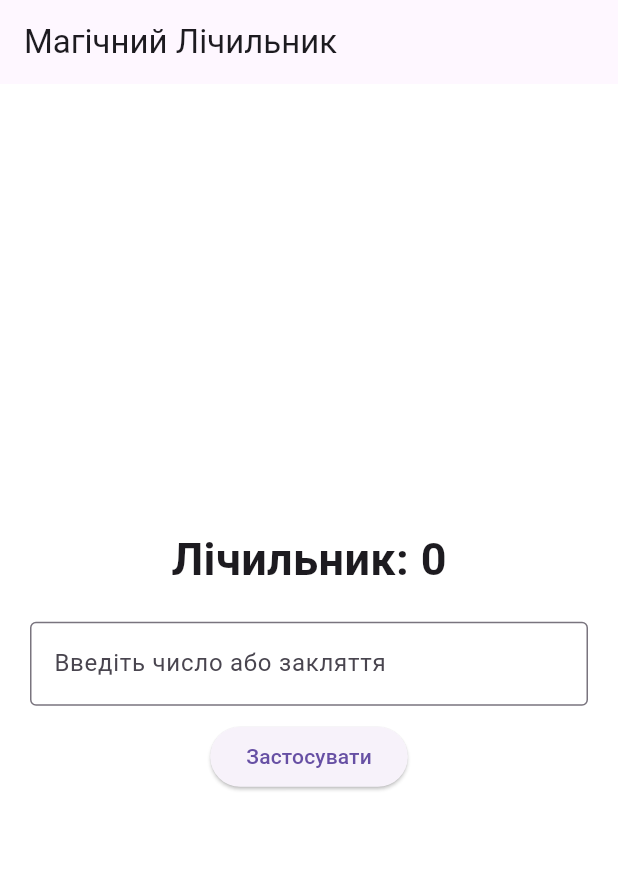
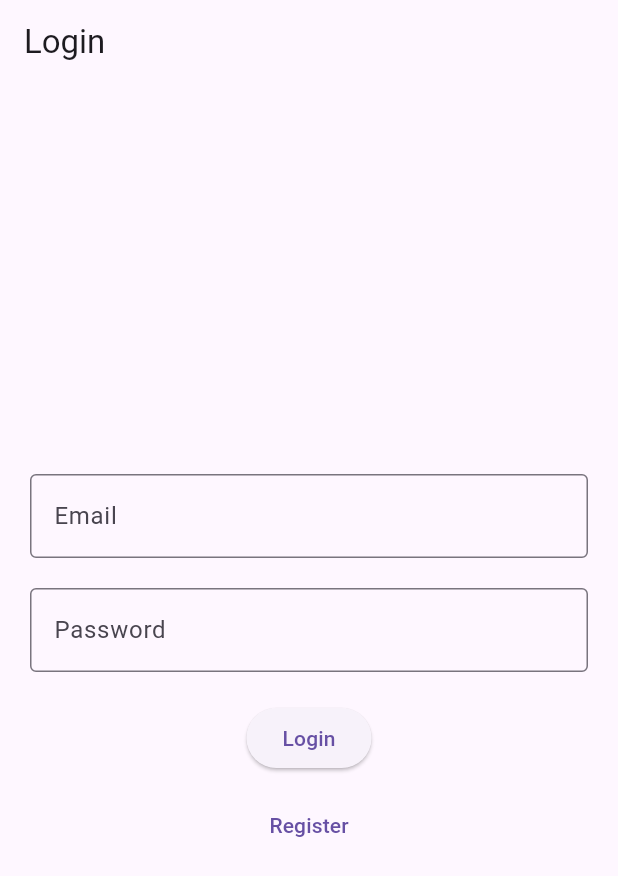
Before and after one commit to den4ik1517/Mobile_Labs, a Flutter app: the screen it shows after launch, on a phone screen of 412 x 824 dp. Shown: the top 876 px of the screen. Run offline on Flutter 3.47's test engine with Material 3 defaults, Android fonts, the phone set to English and light mode, and no system bars.

Commit message:
лаба 2 логістика

```diff
--- a/lib/main.dart
+++ b/lib/main.dart
@@ -1,113 +1,241 @@
-import 'dart:math';
 import 'package:flutter/material.dart';
 
 void main() {
-  runApp(const MyApp());
+  runApp(const LogisticsApp());
 }
 
-class MyApp extends StatelessWidget {
-  const MyApp({super.key});
+class LogisticsApp extends StatelessWidget {
+  const LogisticsApp({super.key});
 
   @override
   Widget build(BuildContext context) {
-    return const MaterialApp(
+    return MaterialApp(
       debugShowCheckedModeBanner: false,
-      home: CounterScreen(),
+      title: 'Logistics App',
+      theme: ThemeData(primarySwatch: Colors.blue),
+      initialRoute: '/',
+      routes: {
+        '/': (context) => const LoginPage(),
+        '/register': (context) => const RegisterPage(),
+        '/profile': (context) => const ProfilePage(),
+        '/home': (context) => const HomePage(),
+      },
     );
   }
 }
 
-class CounterScreen extends StatefulWidget {
-  const CounterScreen({super.key});
-
-  @override
-  CounterScreenState createState() => CounterScreenState();
+class User {
+  static String name = '';
+  static String email = '';
 }
 
-class CounterScreenState extends State<CounterScreen> {
-  int _counter = 0;
-  final TextEditingController _controller = TextEditingController();
-  Color _bgColor = Colors.white;
-  final Random _random = Random();
-
-  void _processInput() {
-    final String input = _controller.text.trim();
-    setState(() {
-      switch (input) {
-        case 'Avada Kedavra':
-          _counter = 0;
-          _bgColor = Colors.redAccent;
-          break;
-        case 'Wingardium Leviosa':
-          final int randomValue = _random.nextInt(10) + 1;
-          _counter += randomValue;
-          _bgColor = Colors.lightBlueAccent;
-          break;
-        case 'Expelliarmus':
-          _counter = (_counter >= 5) ? _counter - 5 : 0;
-          _bgColor = Colors.orangeAccent;
-          break;
-        case 'Lumos':
-          _bgColor = Colors.white;
-          break;
-        case 'Nox':
-          _bgColor = Colors.black;
-          break;
-        case 'Protego':
-          _counter *= 2;
-          _bgColor = Colors.purpleAccent;
-          break;
-        default:
-          final int? number = int.tryParse(input);
-          if (number != null) {
-            _counter += number;
-            _bgColor = Colors.greenAccent;
-          } else {
-            _bgColor = Colors.yellowAccent;
-          }
-      }
-      _controller.clear();
-    });
-  }
+class LoginPage extends StatelessWidget {
+  const LoginPage({super.key});
 
   @override
   Widget build(BuildContext context) {
     return Scaffold(
-      appBar: AppBar(title: const Text('Магічний Лічильник')),
-      body: AnimatedContainer(
-        duration: const Duration(milliseconds: 500),
-        color: _bgColor,
-        child: Center(
-          child: Column(
-            mainAxisSize: MainAxisSize.min,
-            children: [
-              Text(
-                'Лічильник: $_counter',
-                style: const TextStyle(
-                  fontSize: 30,
-                  fontWeight: FontWeight.bold,
-                ),
-              ),
-              const SizedBox(height: 20),
-              Padding(
-                padding: const EdgeInsets.symmetric(horizontal: 20),
-                child: TextField(
-                  controller: _controller,
-                  decoration: const InputDecoration(
-                    border: OutlineInputBorder(),
-                    hintText: 'Введіть число або закляття',
-                  ),
-                ),
-              ),
-              const SizedBox(height: 10),
-              ElevatedButton(
-                onPressed: _processInput,
-                child: const Text('Застосувати'),
-              ),
-            ],
-          ),
+      appBar: AppBar(title: const Text('Login')),
+      body: Center(
+        child: Column(
+          mainAxisAlignment: MainAxisAlignment.center,
+          children: [
+            const InputField(hintText: 'Email'),
+            const InputField(hintText: 'Password', obscureText: true),
+            ActionButton(
+              text: 'Login',
+              onPressed: () {
+                Navigator.pushNamed(context, '/home');
+              },
+            ),
+            TextButton(
+              onPressed: () => Navigator.pushNamed(context, '/register'),
+              child: const Text('Register'),
+            ),
+          ],
         ),
       ),
     );
   }
 }
+
+class RegisterPage extends StatelessWidget {
+  const RegisterPage({super.key});
+
+  @override
+  Widget build(BuildContext context) {
+    final TextEditingController nameController = TextEditingController();
+    final TextEditingController emailController = TextEditingController();
+    final TextEditingController passwordController = TextEditingController();
+
+    return Scaffold(
+      appBar: AppBar(title: const Text('Register')),
+      body: Center(
+        child: Column(
+          mainAxisAlignment: MainAxisAlignment.center,
+          children: [
+            InputField(controller: nameController, hintText: 'Name'),
+            InputField(controller: emailController, hintText: 'Email'),
+            InputField(
+              controller: passwordController,
+              hintText: 'Password',
+              obscureText: true,
+            ),
+            ActionButton(
+              text: 'Register',
+              onPressed: () {
+                User.name = nameController.text;
+                User.email = emailController.text;
+                Navigator.pushNamed(context, '/profile');
+              },
+            ),
+          ],
+        ),
+      ),
+    );
+  }
+}
+
+class ProfilePage extends StatelessWidget {
+  const ProfilePage({super.key});
+
+  @override
+  Widget build(BuildContext context) {
+    return Scaffold(
+      appBar: AppBar(title: const Text('Profile')),
+      body: Padding(
+        padding: const EdgeInsets.all(20.0),
+        child: Column(
+          crossAxisAlignment: CrossAxisAlignment.start,
+          children: [
+            const Center(child: Icon(Icons.account_circle, size: 100)),
+            const SizedBox(height: 20),
+            Text('Name: ${User.name}', style: const TextStyle(fontSize: 18)),
+            Text('Email: ${User.email}', style: const TextStyle(fontSize: 18)),
+            const Text('Role: Logistics Manager',
+                style: TextStyle(fontSize: 18)),
+            const SizedBox(height: 20),
+            const Text(
+              'Assigned Deliveries:',
+              style: TextStyle(fontSize: 20, fontWeight: FontWeight.bold),
+            ),
+            Expanded(
+              child: ListView(
+                children: const [
+                  ListTile(title: Text('Package 1 - In Transit')),
+                  ListTile(title: Text('Package 2 - Delivered')),
+                  ListTile(title: Text('Package 3 - Pending Pickup')),
+                ],
+              ),
+            ),
+            ActionButton(
+              text: 'Go to Home',
+              onPressed: () {
+                Navigator.pushNamed(context, '/home');
+              },
+            ),
+          ],
+        ),
+      ),
+    );
+  }
+}
+
+class HomePage extends StatelessWidget {
+  const HomePage({super.key});
+
+  @override
+  Widget build(BuildContext context) {
+    return Scaffold(
+      appBar: AppBar(title: const Text('Logistics Dashboard')),
+      body: Padding(
+        padding: const EdgeInsets.all(20.0),
+        child: Column(
+          crossAxisAlignment: CrossAxisAlignment.start,
+          children: [
+            const Text(
+              'Live Shipment Tracking',
+              style: TextStyle(fontSize: 20, fontWeight: FontWeight.bold),
+            ),
+            const SizedBox(height: 10),
+            Container(
+              height: 200,
+              color: Colors.blue.shade100,
+              child: const Center(child: Text('Map View (Placeholder)')),
+            ),
+            const SizedBox(height: 20),
+            const Text(
+              'Recent Shipments:',
+              style: TextStyle(fontSize: 20, fontWeight: FontWeight.bold),
+            ),
+            Expanded(
+              child: ListView(
+                children: const [
+                  ListTile(title: Text('Shipment 101 - On Route')),
+                  ListTile(title: Text('Shipment 102 - Delivered')),
+                  ListTile(title: Text('Shipment 103 - Awaiting Pickup')),
+                ],
+              ),
+            ),
+            ActionButton(
+              text: 'Logout',
+              onPressed: () {
+                Navigator.pushNamed(context, '/');
+              },
+            ),
+          ],
+        ),
+      ),
+    );
+  }
+}
+
+class InputField extends StatelessWidget {
+  final TextEditingController? controller;
+  final String hintText;
+  final bool obscureText;
+
+  const InputField({
+    super.key,
+    this.controller,
+    required this.hintText,
+    this.obscureText = false,
+  });
+
+  @override
+  Widget build(BuildContext context) {
+    return Padding(
+      padding: const EdgeInsets.symmetric(horizontal: 20, vertical: 10),
+      child: TextField(
+        controller: controller,
+        obscureText: obscureText,
+        decoration: InputDecoration(
+          border: const OutlineInputBorder(),
+          hintText: hintText,
+        ),
+      ),
+    );
+  }
+}
+
+class ActionButton extends StatelessWidget {
+  final String text;
+  final VoidCallback onPressed;
+
+  const ActionButton({
+    super.key,
+    required this.text,
+    required this.onPressed,
+  });
+
+  @override
+  Widget build(BuildContext context) {
+    return Padding(
+      padding: const EdgeInsets.symmetric(vertical: 10),
+      child: ElevatedButton(
+        onPressed: onPressed,
+        child: Text(text),
+      ),
+    );
+  }
+}
```
